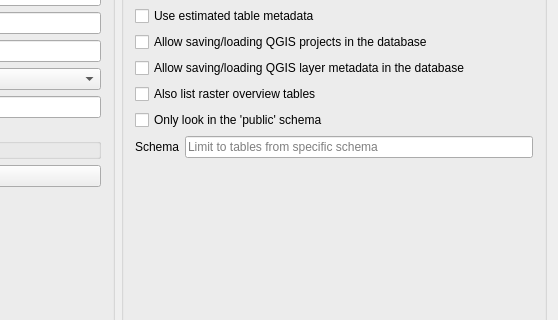
This is src/ui/qgspgnewconnectionbase.ui in qgis/QGIS as Qt 5 draws it before an edit; both pictures show x 322 to 880 and y 109 to 429 of the 880 by 600 pixel window. The edited form follows.
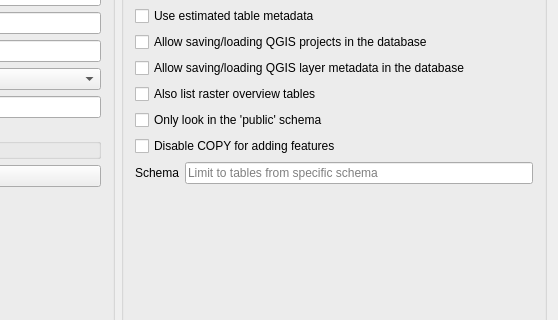
This is the edited form. Custom widgets are drawn as their Qt base class.

Commit message: remove blulk load flag, fastinsert now means to use copy in postgres - at the connection level, add a checkbox that will store a bool to use or not the copy for adding features (copy used by default)

The edit to the form file:
```diff
--- a/src/ui/qgspgnewconnectionbase.ui
+++ b/src/ui/qgspgnewconnectionbase.ui
@@ -262,7 +262,7 @@
             </property>
            </widget>
           </item>
-          <item row="10" column="1">
+          <item row="11" column="1">
            <spacer name="verticalSpacer_2">
             <property name="orientation">
              <enum>Qt::Vertical</enum>
@@ -282,7 +282,7 @@
             </property>
            </widget>
           </item>
-          <item row="9" column="0">
+          <item row="10" column="0">
            <widget class="QLabel" name="TextLabel3_5">
             <property name="sizePolicy">
              <sizepolicy hsizetype="Preferred" vsizetype="Fixed">
@@ -295,7 +295,7 @@
             </property>
            </widget>
           </item>
-          <item row="9" column="1">
+          <item row="10" column="1">
            <widget class="QgsFilterLineEdit" name="txtSchema">
             <property name="toolTip">
              <string>If specified, only tables from the matching schema will be fetched and listed for the provider</string>
@@ -344,6 +344,16 @@
             </property>
            </widget>
           </item>
+          <item row="9" column="0" colspan="2">
+           <widget class="QCheckBox" name="cb_disableCopyInserts">
+            <property name="toolTip">
+             <string>Always add features with INSERT statements instead of COPY. COPY is faster, but does not apply rules defined on the target table.</string>
+            </property>
+            <property name="text">
+             <string>Disable COPY for adding features</string>
+            </property>
+           </widget>
+          </item>
          </layout>
         </widget>
        </item>
```
Left out of the diff: 1 changed line with no effect on the pictures. The commit also changes 17 other files.
